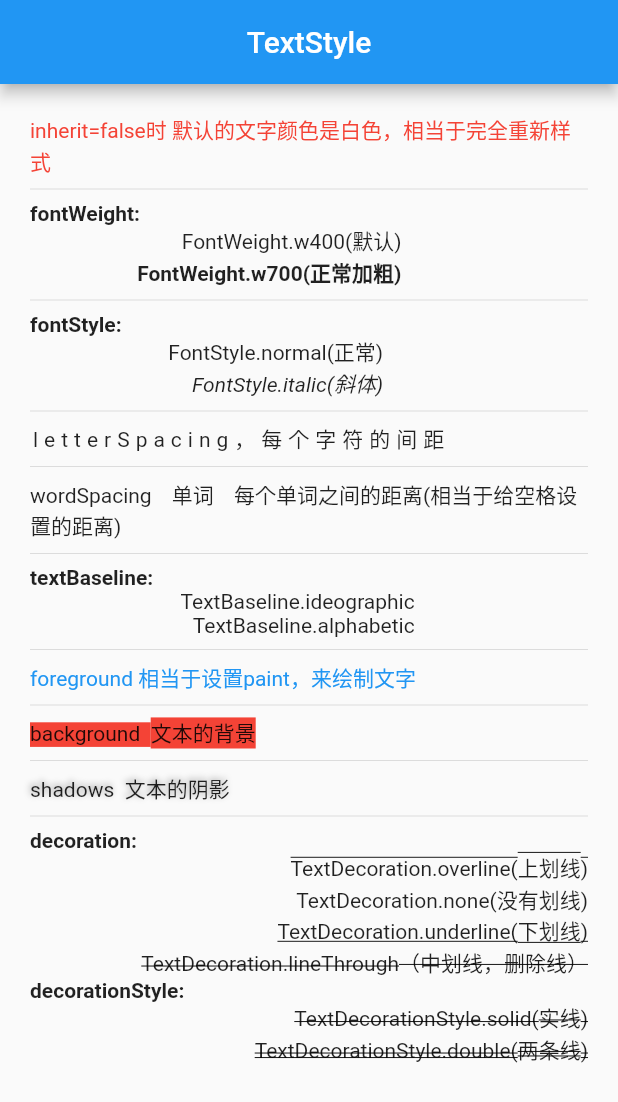
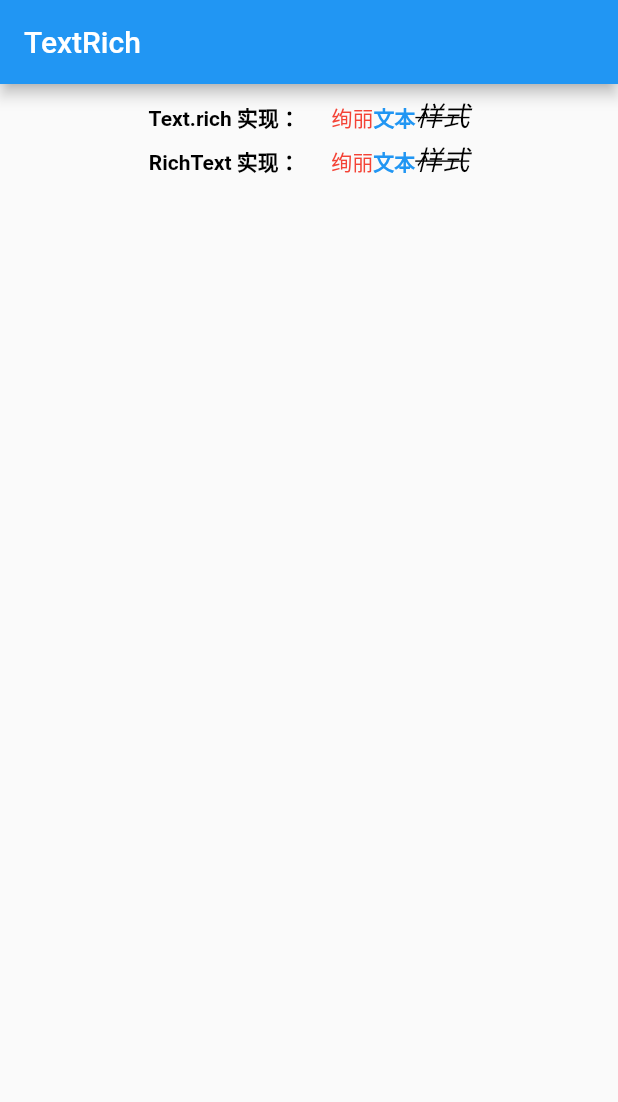
Before and after one commit to niezhiyang/flutter_study, a Flutter app: the screen it shows after launch, on a phone screen of 412 x 824 dp. Shown: the top 1102 px of the screen. Run offline on Flutter 3.47's test engine with Material 2 defaults, Android fonts, the phone set to English and light mode, and no system bars.

Commit message:
TextRich

```diff
--- a/lib/demo/TextDemo.dart
+++ b/lib/demo/TextDemo.dart
@@ -4,7 +4,11 @@ class TextDemo extends StatelessWidget {
   @override
   Widget build(BuildContext context) {
     // TODO: implement build
-    return Container(
+    return Scaffold(
+        appBar: AppBar(
+          title: Text("TextRich"),
+        ),
+        body: Container(
             color: Colors.red,
             width: 200,
             height: 200,
@@ -56,6 +60,78 @@ class TextDemo extends StatelessWidget {
                       decorationStyle: TextDecorationStyle.dashed),
                 )
               ],
+            )));
+  }
+}
+
+class TextRichDemo extends StatelessWidget {
+  @override
+  Widget build(BuildContext context) {
+    // TODO: implement build
+    return Scaffold(
+        appBar: AppBar(
+          title: Text("TextRich"),
+        ),
+        body: Center(
+          child: Column(
+            crossAxisAlignment: CrossAxisAlignment.center,
+            children: <Widget>[
+              Text.rich(
+                TextSpan(
+                    // 必须设置一个父TextStyle 否则 字体是白色
+                    style: TextStyle(
+                        color: Colors.black, fontWeight: FontWeight.bold),
+                    text: "Text.rich 实现：      ",
+                    children: <TextSpan>[
+                      TextSpan(
+                          text: '绚丽',
+                          style: TextStyle(
+                              color: Colors.red,
+                              fontWeight: FontWeight.normal)),
+                      TextSpan(
+                          text: '文本',
+                          style: TextStyle(
+                            fontWeight: FontWeight.bold,
+                            color: Colors.blue,
+                          )),
+                      TextSpan(
+                          text: '样式',
+                          style: TextStyle(
+                              fontStyle: FontStyle.italic,
+                              color: Colors.black,
+                              fontSize: 18,
+                              decoration: TextDecoration.lineThrough,
+                              fontWeight: FontWeight.normal)),
+                    ]),
+                style: TextStyle(height: 2),
+              ),
+              RichText(
+                  text: TextSpan(
+                // 必须设置一个父TextStyle 否则 字体是白色
+                style:
+                    TextStyle(color: Colors.black, fontWeight: FontWeight.bold),
+                text: "RichText 实现：      ",
+                children: <TextSpan>[
+                  TextSpan(
+                      text: '绚丽',
+                      style: TextStyle(
+                          color: Colors.red, fontWeight: FontWeight.normal)),
+                  TextSpan(
+                      text: '文本',
+                      style: TextStyle(
+                          fontWeight: FontWeight.bold, color: Colors.blue)),
+                  TextSpan(
+                      text: '样式',
+                      style: TextStyle(
+                          fontStyle: FontStyle.italic,
+                          color: Colors.black,
+                          fontSize: 18,
+                          decoration: TextDecoration.lineThrough,
+                          fontWeight: FontWeight.normal)),
+                ],
+              ))
+            ],
+          ),
         ));
   }
 }
@@ -69,7 +145,10 @@ class TextStyleDemo extends StatelessWidget {
     paintRed.color = Colors.red;
     // TODO: implement build
     return Scaffold(
-      appBar: AppBar(title: Text("TextStyle"),centerTitle: true,),
+      appBar: AppBar(
+        title: Text("TextStyle"),
+        centerTitle: true,
+      ),
       body: Padding(
           padding: EdgeInsets.all(20),
           child: Column(
@@ -88,12 +167,12 @@ class TextStyleDemo extends StatelessWidget {
                     style: TextStyle(fontWeight: FontWeight.w700),
                   ),
                   Text(
-                    "FontWeight.w400(默认)",
-                    style: TextStyle(fontWeight: FontWeight.w400),
+                    "FontWeight.normal == FontWeight.w400",
+                    style: TextStyle(fontWeight: FontWeight.normal),
                   ),
                   Text(
-                    "FontWeight.w700(正常加粗)",
-                    style: TextStyle(fontWeight: FontWeight.w700),
+                    "FontWeight.bold == FontWeight.w700(正常加粗)",
+                    style: TextStyle(fontWeight: FontWeight.bold),
                   ),
                 ],
               ),
--- a/lib/main.dart
+++ b/lib/main.dart
@@ -18,7 +18,7 @@ class MyApp extends StatelessWidget {
         primarySwatch: Colors.blue,
       ),
 //      home: TextDemo(),
-      home: TextStyleDemo(),
+      home: TextRichDemo(),
     );
   }
 }
```
Also changed, not shown: 1 other file. Lines whose indentation alone changed are shown as unchanged.
